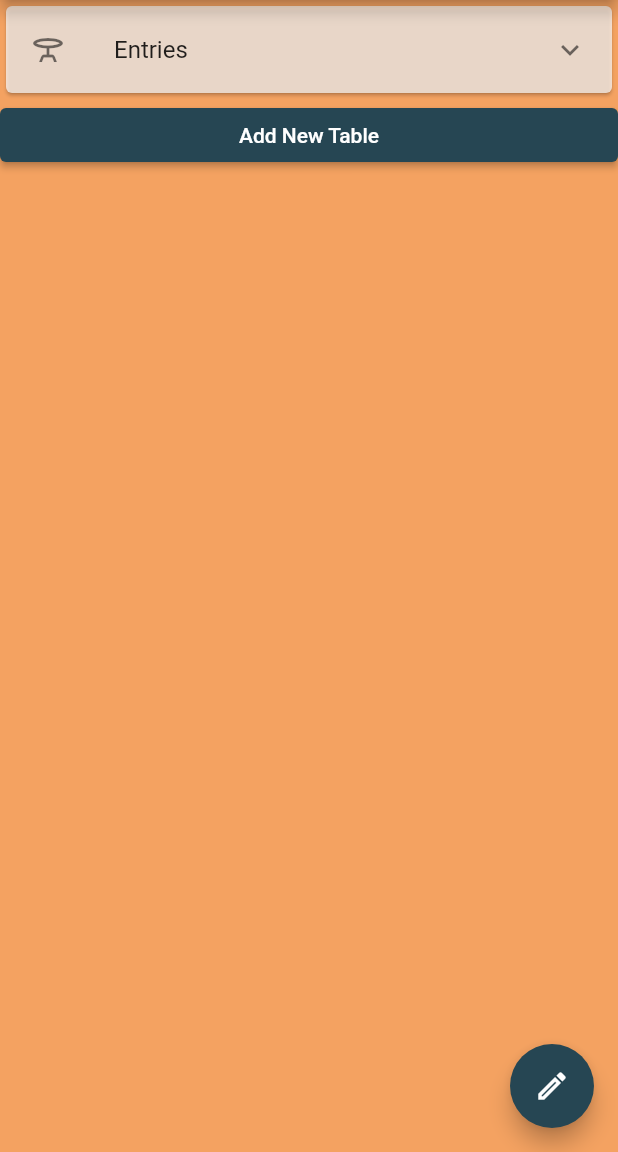
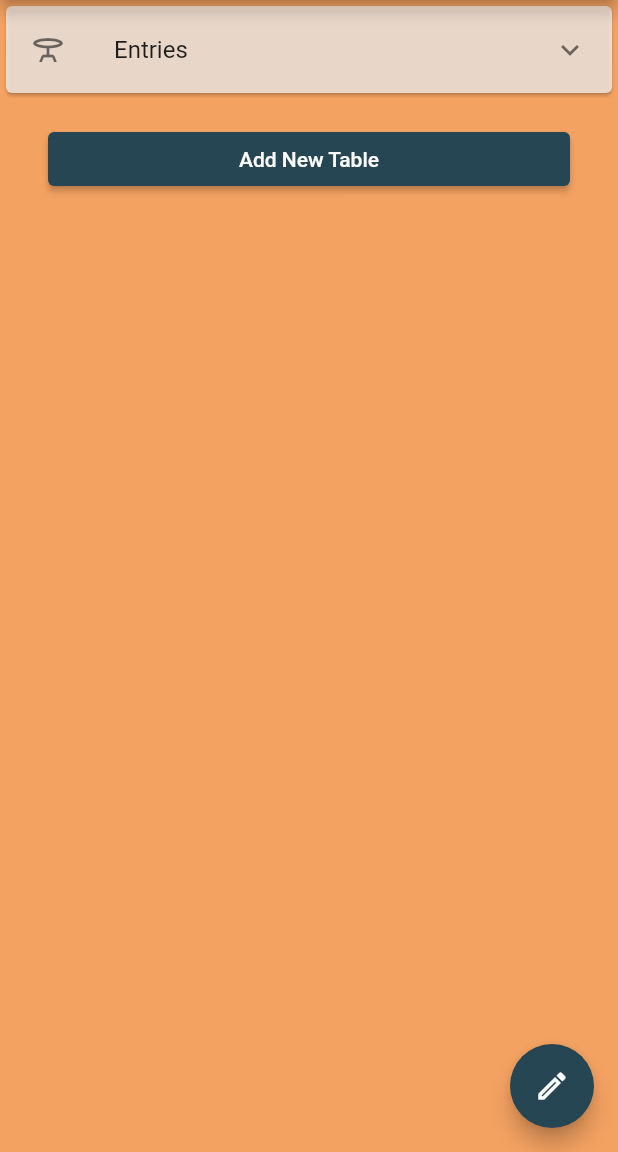
Before and after one commit to JFujitaD/Database-Patcher, a Flutter app: the screen it shows after launch, on a phone screen of 412 x 824 dp, the part 84-1236 px from its top. Run offline on Flutter 3.47's test engine with Material 2 defaults, Android fonts, the phone set to English and light mode, and no system bars.

Commit message:
More Styling

```diff
--- a/lib/pages/home_page.dart
+++ b/lib/pages/home_page.dart
@@ -105,7 +105,9 @@ class _HomePageState extends State<HomePage> {
       itemCount: itemCount + 1,
       itemBuilder: (context, index) {
         if (index >= tables.length) {
-          return ElevatedButton(
+          return Padding(
+            padding: const EdgeInsets.symmetric(vertical: Constants.spacingVertical, horizontal: Constants.spacingHorizontal),
+            child: ElevatedButton(
               onPressed: () {
                 showDialog(
                   context: context,
@@ -117,6 +119,7 @@ class _HomePageState extends State<HomePage> {
                 ).then((newTable) => addTable(newTable));
               },
               child: const Text('Add New Table'),
+            ),
           );
         }
 
@@ -133,14 +136,17 @@ class _HomePageState extends State<HomePage> {
     );
   }
 
-  List<Card> buildExpansionTileChildren(DatabaseTable databaseTable) {
-    final List<Card> tileChildren = databaseTable.columns.map(
+  List<Widget> buildExpansionTileChildren(DatabaseTable databaseTable) {
+    final List<Widget> tileChildren = databaseTable.columns.map<Widget>(
       (column) => Card(
+        child: Padding(
+          padding: const EdgeInsets.all(Constants.cardPadding),
           child: ListTile(
             title: Column(
               crossAxisAlignment: CrossAxisAlignment.start,
               children: [
                 buildColumnOperationDropdownButton(column),
+                const SizedBox(height: Constants.spacingVertical),
                 ...buildCustomizedColumn(column),
               ],
             ),
@@ -151,9 +157,11 @@ class _HomePageState extends State<HomePage> {
               },
             ),
           ),
+        ),
       )
     ).toList();
 
+    tileChildren.add(const SizedBox(height: Constants.spacingVertical,));
     tileChildren.add(Card(
       child: IconButton(
         onPressed: () {
@@ -161,6 +169,7 @@ class _HomePageState extends State<HomePage> {
         },
         icon: Constants.addColumnIcon)
     ));
+    tileChildren.add(const SizedBox(height: Constants.spacingVertical,));
 
     return tileChildren;
   }
@@ -237,6 +246,7 @@ class _HomePageState extends State<HomePage> {
               hintText: Constants.columnNameHint,
             ),
           ),
+          const SizedBox(height: Constants.spacingVertical,),
           TextFormField(
             initialValue: column.newName ?? '',
             onChanged: (value) => updateNewColumnName(column, value),
@@ -245,6 +255,7 @@ class _HomePageState extends State<HomePage> {
               hintText: Constants.columnNewNameHint,
             ),
           ),
+          const SizedBox(height: Constants.spacingVertical,),
           buildDataTypesDropdownButton(column),
         ];
       case ColumnOperations.add:
@@ -257,7 +268,9 @@ class _HomePageState extends State<HomePage> {
               hintText: Constants.columnNameHint,
             ),
           ),
+          const SizedBox(height: Constants.spacingVertical,),
           buildDataTypesDropdownButton(column),
+          const SizedBox(height: Constants.spacingVertical,),
           column.dataType != DataTypes.none ? TextFormField(
             initialValue: column.value ?? '',
             onChanged: (value) => updateColumnValue(column, value),
--- a/lib/utils/constants.dart
+++ b/lib/utils/constants.dart
@@ -19,5 +19,9 @@ class Constants {
   static const columnValueLabel = 'Default Value';
   static const columnValueHint = 'default_value';
 
+  static const spacingVertical = 16.0;
+  static const spacingHorizontal = 32.0;
+  static const cardPadding = 8.0;
+
   static const generateScriptIcon = Icon(Icons.create_outlined);
 }
```
Also changed, not shown: lib/pages/script_page.dart (+8 -2 lines). Lines whose indentation alone changed are shown as unchanged.
